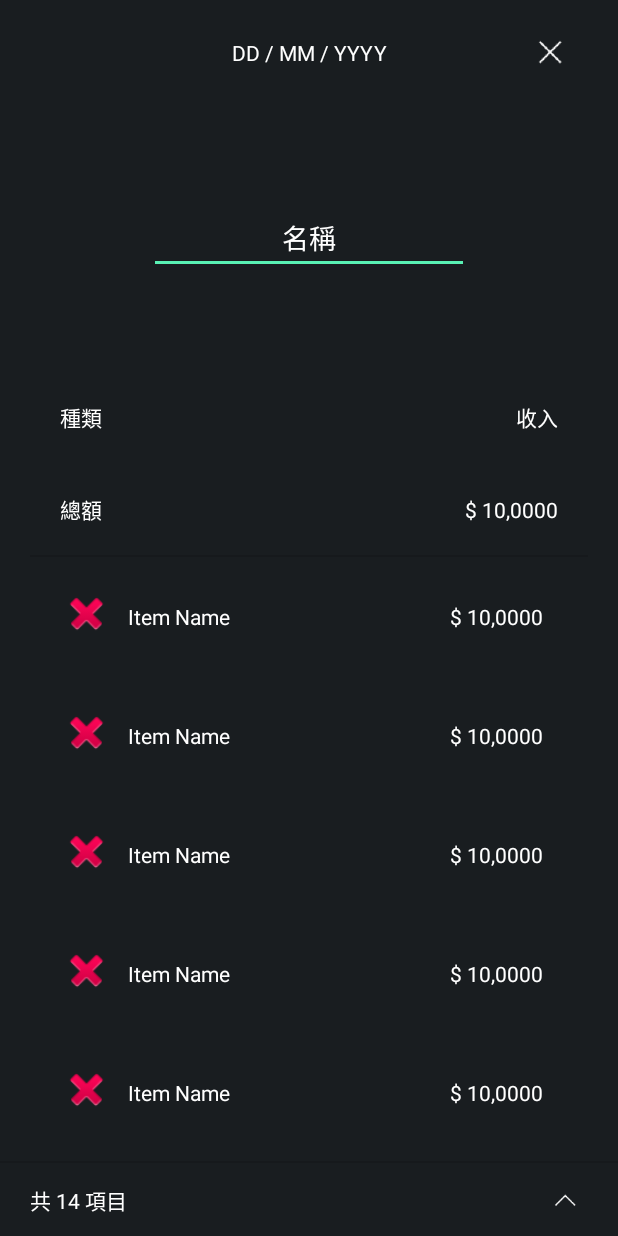
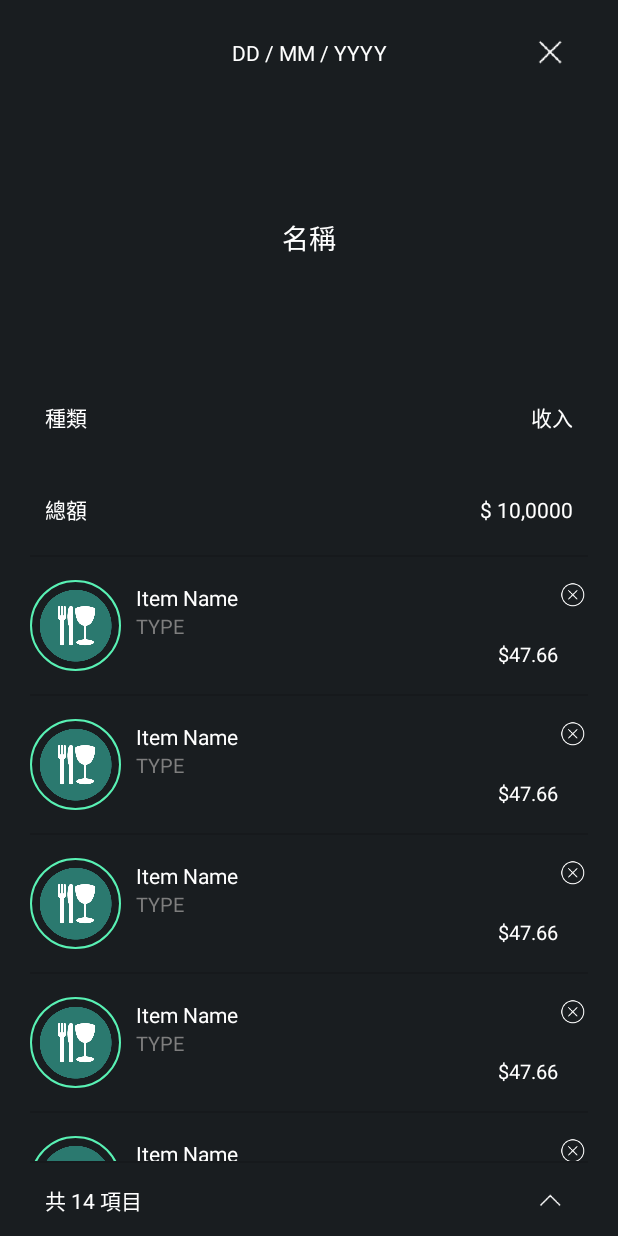
Before and after one commit to laibi0923/Receipt, an Android app: the NewRecod_Main screen opened directly, with no data from a screen before it, after a tap on an icon or button, on a phone screen of 412 x 824 dp. Run offline under Robolectric (Android 15) with nearby library versions, the phone set to English and light mode, and no system bars; 3 statements that could not run were skipped; 2 other taps on this screen came first.

Commit message:
28/3/2019

```diff
--- a/app/build.gradle
+++ b/app/build.gradle
@@ -25,12 +25,12 @@ android {
 
 dependencies {
     implementation fileTree(include: ['*.jar'], dir: 'libs')
-    implementation 'com.android.support:appcompat-v7:25.+'
+    implementation 'com.android.support:appcompat-v7:27.+'
     implementation 'com.android.support.constraint:constraint-layout:1.1.3'
     api 'junit:junit:4.12'
     //androidTestImplementation 'com.android.support.test:runner:1.0.2'
     //androidTestImplementation 'com.android.support.test.espresso:espresso-core:3.0.2'
-    implementation 'com.android.support:design:25.+'
+    implementation 'com.android.support:design:27.+'
 
     //implementation 'com.google.firebase:firebase-core:16.0.0'
     implementation 'com.google.firebase:firebase-auth:16.0.1'
--- a/app/src/main/AndroidManifest.xml
+++ b/app/src/main/AndroidManifest.xml
@@ -42,7 +42,7 @@
 
 		<activity
             android:name=".NewRecord.NewRecod_Main"
-            android:windowSoftInputMode="stateHidden" >
+            android:windowSoftInputMode="stateHidden|adjustPan" >
 
         </activity>
 
--- a/app/src/main/java/com/example/lpc/receipt/NewRecord/NewRecod_Main.java
+++ b/app/src/main/java/com/example/lpc/receipt/NewRecord/NewRecod_Main.java
@@ -209,10 +209,19 @@ public class NewRecod_Main extends AppCompatActivity implements NewRecord_Keybor
 						InputMethodManager inputMethodManager = (InputMethodManager)getSystemService(Context.INPUT_METHOD_SERVICE);
 						inputMethodManager.toggleSoftInputFromWindow(newrecord_itemname_ed.getApplicationWindowToken(),InputMethodManager.SHOW_FORCED, 0);
 
+						newrecord_itemname_ed.requestFocus();
+
 						Toast.makeText(getApplicationContext(), "Please Enter Item Name...", Toast.LENGTH_SHORT).show();
 
 					}else{
 
+						InputMethodManager imm = (InputMethodManager) getSystemService(Context.INPUT_METHOD_SERVICE);
+						imm.hideSoftInputFromWindow(getCurrentFocus().getWindowToken(), 0);
+
+						newrecord_itemname_ed.setText("");
+						newrecord_amount_ed.setText("");
+
+						mBottomSheetBehavior.setState(mBottomSheetBehavior.STATE_COLLAPSED);
 					}
 
 					break;
--- /dev/null
+++ b/app/src/main/res/drawable/c001_cirle_background.xml
@@ -0,0 +1,15 @@
+<?xml version="1.0" encoding="utf-8"?>
+<shape xmlns:android="http://schemas.android.com/apk/res/android"
+    android:shape="rectangle">
+
+    <!--<solid-->
+        <!--android:color="@color/colorPrimary"/>-->
+
+    <corners
+        android:radius="1000dp" />
+
+    <stroke
+        android:width="1dp"
+        android:color="@color/colorAccent" />
+
+</shape>
--- a/app/src/main/res/layout/c001_newrecord_bottomsheet.xml
+++ b/app/src/main/res/layout/c001_newrecord_bottomsheet.xml
@@ -9,6 +9,8 @@
 	android:background="@color/colorPrimary"
 	app:behavior_hideable="false"
 	app:behavior_peekHeight="50dp"
+	android:paddingLeft="20dp"
+	android:paddingRight="20dp"
 	app:layout_behavior="@string/bottom_sheet_behavior">
 
 	<View
@@ -26,7 +28,6 @@
 			android:id="@+id/newrecord_totalcount_btn"
 			android:layout_width="wrap_content"
 			android:layout_height="match_parent"
-			android:layout_marginLeft="10dp"
 			android:layout_weight="1"
 			android:gravity="left|center"
 			android:orientation="vertical">
@@ -45,7 +46,7 @@
 		<RelativeLayout
 			android:layout_height="50dp"
 			android:layout_width="50dp"
-			android:layout_marginRight="10dp"
+
 			android:id="@+id/newrecord_bottomsheet_toggle">
 
 			<ImageView
@@ -61,92 +62,99 @@
 	</LinearLayout>
 
 	<LinearLayout
-		android:layout_height="wrap_content"
+		android:layout_height="match_parent"
 		android:layout_width="match_parent"
+		android:layout_weight="1"
 		android:orientation="vertical">
 
 		<LinearLayout
 			android:layout_height="wrap_content"
 			android:layout_width="match_parent"
+			android:layout_weight="1"
+			android:orientation="horizontal"
+			android:paddingTop="10dp"
+			android:paddingBottom="10dp"
+			android:gravity="center">
+
+			<LinearLayout
+				android:layout_height="wrap_content"
+				android:layout_width="wrap_content"
+				android:background="@drawable/c001_cirle_background"
 				android:orientation="vertical"
-			android:gravity="center">
+				android:gravity="center"
+				android:id="@+id/newrecord_type_btn">
+
+				<ImageView
+					android:id="@+id/newrecord_type_img"
+					android:layout_width="120dp"
+					android:layout_height="120dp"
+					android:layout_margin="5dp"
+					android:src="@drawable/ic_food"/>
+
+			</LinearLayout>
 
 			<LinearLayout
 				android:layout_height="match_parent"
 				android:layout_width="match_parent"
+				android:paddingLeft="15dp"
 				android:layout_weight="1"
+				android:gravity="center"
 				android:orientation="vertical">
 
 				<EditText
-					android:layout_height="match_parent"
+					android:layout_height="wrap_content"
 					android:layout_width="match_parent"
 					android:background="@android:color/transparent"
 					android:textColor="#FFFFFF"
-					android:hint="名稱"
+					android:hint="物品名稱"
 					android:textColorHint="#FFFFFF"
 					android:singleLine="true"
-					android:gravity="center"
-					android:padding="15dp"
-					android:layout_marginLeft="10dp"
-					android:layout_marginRight="10dp"
+					android:gravity="center|left"
+					android:padding="10dp"
+					android:textSize="15dp"
+					android:imeOptions="actionDone"
 					android:id="@+id/newrecord_itemname_ed"/>
+
+				<TextView
+					android:layout_width="match_parent"
+					android:layout_height="wrap_content"
+					android:padding="10dp"
+					android:maxLines="3"
+					android:ellipsize="end"
+					android:hint="備註"
+					android:textColorHint="#7E7E7E"
+					android:textColor="#7E7E7E"/>
 
 			</LinearLayout>
 
-			<View
-				android:background="?android:attr/dividerVertical"
-				android:layout_height="1dp"
-				android:layout_width="match_parent"/>
+
+		</LinearLayout>
 
 		<LinearLayout
+			android:layout_width="match_parent"
 			android:layout_height="wrap_content"
-				android:layout_width="wrap_content"
-				android:padding="10dp"
-				android:orientation="vertical"
+			android:layout_weight="1"
+			android:paddingTop="10dp"
+			android:paddingBottom="10dp"
 			android:gravity="center"
-				android:layout_marginTop="10dp"
-				android:id="@+id/newrecord_type_btn">
-
-				<ImageView
-					android:id="@+id/newrecord_type_img"
-					android:layout_width="100dp"
-					android:layout_height="100dp"
-					android:src="@drawable/ic_food"/>
+			android:orientation="horizontal">
 
 			<TextView
 				android:layout_height="wrap_content"
 				android:layout_width="wrap_content"
-					android:text="未分類"
-					android:gravity="center"
-					android:layout_marginTop="10dp"
-					android:textColor="#FFFFFF"
-					android:id="@+id/newrecord_type_tv"/>
-
-			</LinearLayout>
-
-			<LinearLayout
-				android:layout_height="wrap_content"
-				android:layout_width="match_parent"
-				android:orientation="horizontal"
-				android:gravity="center"
-				android:paddingBottom="10dp">
-
-				<TextView
-					android:layout_height="match_parent"
-					android:layout_width="wrap_content"
 				android:text="HKD"
 				android:gravity="center"
 				android:textColor="#FFFFFF"
-					android:padding="10dp"
-					android:textSize="25sp"/>
+				android:padding="10dp"/>
 
 			<EditText
 				android:layout_height="wrap_content"
 				android:layout_width="wrap_content"
+
 				android:background="@android:color/transparent"
 				android:textColor="#FFFFFF"
 				android:textSize="25sp"
-					android:gravity="center"
+				android:gravity="center|right"
 				android:enabled="false"
 				android:inputType="numberDecimal"
 				android:singleLine="true"
@@ -158,21 +166,15 @@
 
 		</LinearLayout>
 
-		</LinearLayout>
+
 
 	</LinearLayout>
-
-	<RelativeLayout
-		android:layout_height="wrap_content"
-		android:layout_width="match_parent"
-		android:background="#000000"
-		android:padding="10dp"
-		android:visibility="gone"/>
 
 	<View
 		android:background="?android:attr/dividerVertical"
 		android:layout_height="1dp"
 		android:layout_width="match_parent"/>
+
 
 	<android.support.v4.view.ViewPager
 		android:layout_width="match_parent"
@@ -180,10 +182,7 @@
 		android:layout_weight="1"
 		android:id="@+id/newrecord_viewpage"/>
 
-	<View
-		android:background="?android:attr/dividerVertical"
-		android:layout_height="1dp"
-		android:layout_width="match_parent"/>
+
 
 	<LinearLayout
 		android:layout_height="wrap_content"
--- a/app/src/main/res/layout/c001_newrecord_maincontent.xml
+++ b/app/src/main/res/layout/c001_newrecord_maincontent.xml
@@ -82,11 +82,13 @@
 
 				<EditText
 					android:layout_height="wrap_content"
-					android:layout_width="wrap_content"
-					android:ems="10"
+					android:layout_width="match_parent"
+					android:background="@android:color/transparent"
+					android:padding="10dp"
 					android:hint="名稱"
 					android:textColor="#FFFFFF"
 					android:textColorHint="#FFFFFF"
+					android:imeOptions="actionDone"
 					android:gravity="center"/>
 
 			</LinearLayout>
@@ -95,8 +97,8 @@
 				android:layout_height="wrap_content"
 				android:layout_width="match_parent"
 				android:orientation="horizontal"
-				android:padding="10dp"
-				android:paddingLeft="10dp">
+				android:paddingTop="10dp"
+				android:paddingBottom="10dp">
 
 				<TextView
 					android:layout_height="wrap_content"
@@ -120,7 +122,8 @@
 				android:layout_height="wrap_content"
 				android:layout_width="match_parent"
 				android:orientation="horizontal"
-				android:padding="10dp">
+				android:paddingTop="10dp"
+				android:paddingBottom="10dp">
 
 				<TextView
 					android:layout_height="wrap_content"
@@ -147,215 +150,444 @@
 			android:layout_height="1dp"
 			android:layout_width="match_parent"/>
 
+
+		<LinearLayout
+			android:layout_width="match_parent"
+			android:layout_height="wrap_content"
+			android:orientation="horizontal"
+			android:gravity="center"
+			android:paddingTop="15dp"
+			android:paddingBottom="15dp">
+
+			<LinearLayout
+				android:layout_width="wrap_content"
+				android:layout_height="wrap_content"
+				android:background="@drawable/c001_cirle_background">
+
+				<ImageView
+					android:layout_height="50dp"
+					android:layout_width="50dp"
+					android:layout_margin="5dp"
+					android:src="@drawable/ic_food"/>
+
+			</LinearLayout>
+
+
 			<LinearLayout
 				android:layout_height="wrap_content"
-			android:layout_width="match_parent"
-			android:orientation="horizontal"
-			android:padding="10dp"
-			android:layout_margin="10dp">
-
-			<ImageView
-				android:layout_height="35dp"
-				android:layout_width="35dp"
-				android:src="@android:drawable/ic_delete"/>
+				android:layout_width="wrap_content"
+				android:layout_weight="1"
+				android:paddingLeft="10dp"
+				android:orientation="vertical">
 
 				<TextView
 					android:layout_height="wrap_content"
-				android:layout_width="wrap_content"
+					android:layout_width="match_parent"
 					android:text="Item Name"
-				android:padding="10dp"
 					android:textColor="#FFFFFF"/>
 
 				<TextView
 					android:layout_height="wrap_content"
-				android:layout_width="wrap_content"
-				android:text="$ 10,0000"
-				android:padding="10dp"
-				android:layout_weight="1.0"
-				android:gravity="right"
-				android:textColor="#FFFFFF"/>
+					android:layout_width="match_parent"
+					android:textSize="13dp"
+					android:text="TYPE"
+					android:textColor="#7E7E7E"/>
+
+				<TextView
+					android:layout_height="wrap_content"
+					android:layout_width="match_parent"
+					android:gravity="center|right"
+					android:textSize="13dp"
+					android:singleLine="true"
+					android:ellipsize="end"
+					android:text="$47.66"
+					android:textColor="@color/text_color_1"/>
 
 			</LinearLayout>
 
+			<RelativeLayout
+				android:layout_width="20dp"
+				android:layout_height="match_parent">
+
+				<ImageView
+					android:layout_width="20dp"
+					android:layout_height="20dp"
+					android:tint="@color/text_color_1"
+					android:src="@mipmap/ic_delete"/>
+
+			</RelativeLayout>
+
+		</LinearLayout>
+
+		<View
+			android:background="?android:attr/dividerVertical"
+			android:layout_height="1dp"
+			android:layout_width="match_parent"/>
+
+		<LinearLayout
+			android:layout_width="match_parent"
+			android:layout_height="wrap_content"
+			android:orientation="horizontal"
+			android:gravity="center"
+			android:paddingTop="15dp"
+			android:paddingBottom="15dp">
+
+			<LinearLayout
+				android:layout_width="wrap_content"
+				android:layout_height="wrap_content"
+				android:background="@drawable/c001_cirle_background">
+
+				<ImageView
+					android:layout_height="50dp"
+					android:layout_width="50dp"
+					android:layout_margin="5dp"
+					android:src="@drawable/ic_food"/>
+
+			</LinearLayout>
+
+
 			<LinearLayout
 				android:layout_height="wrap_content"
-			android:layout_width="match_parent"
-			android:orientation="horizontal"
-			android:padding="10dp"
-			android:layout_margin="10dp">
-
-			<ImageView
-				android:layout_height="35dp"
-				android:layout_width="35dp"
-				android:src="@android:drawable/ic_delete"/>
+				android:layout_width="wrap_content"
+				android:layout_weight="1"
+				android:paddingLeft="10dp"
+				android:orientation="vertical">
 
 				<TextView
 					android:layout_height="wrap_content"
-				android:layout_width="wrap_content"
+					android:layout_width="match_parent"
 					android:text="Item Name"
-				android:padding="10dp"
 					android:textColor="#FFFFFF"/>
 
 				<TextView
 					android:layout_height="wrap_content"
-				android:layout_width="wrap_content"
-				android:text="$ 10,0000"
-				android:padding="10dp"
-				android:layout_weight="1.0"
-				android:gravity="right"
-				android:textColor="#FFFFFF"/>
+					android:layout_width="match_parent"
+					android:textSize="13dp"
+					android:text="TYPE"
+					android:textColor="#7E7E7E"/>
+
+				<TextView
+					android:layout_height="wrap_content"
+					android:layout_width="match_parent"
+					android:gravity="center|right"
+					android:textSize="13dp"
+					android:singleLine="true"
+					android:ellipsize="end"
+					android:text="$47.66"
+					android:textColor="@color/text_color_1"/>
 
 			</LinearLayout>
 
+			<RelativeLayout
+				android:layout_width="20dp"
+				android:layout_height="match_parent">
+
+				<ImageView
+					android:layout_width="20dp"
+					android:layout_height="20dp"
+					android:tint="@color/text_color_1"
+					android:src="@mipmap/ic_delete"/>
+
+			</RelativeLayout>
+
+		</LinearLayout>
+
+		<View
+			android:background="?android:attr/dividerVertical"
+			android:layout_height="1dp"
+			android:layout_width="match_parent"/>
+
+		<LinearLayout
+			android:layout_width="match_parent"
+			android:layout_height="wrap_content"
+			android:orientation="horizontal"
+			android:gravity="center"
+			android:paddingTop="15dp"
+			android:paddingBottom="15dp">
+
+			<LinearLayout
+				android:layout_width="wrap_content"
+				android:layout_height="wrap_content"
+				android:background="@drawable/c001_cirle_background">
+
+				<ImageView
+					android:layout_height="50dp"
+					android:layout_width="50dp"
+					android:layout_margin="5dp"
+					android:src="@drawable/ic_food"/>
+
+			</LinearLayout>
+
+
 			<LinearLayout
 				android:layout_height="wrap_content"
-			android:layout_width="match_parent"
-			android:orientation="horizontal"
-			android:padding="10dp"
-			android:layout_margin="10dp">
-
-			<ImageView
-				android:layout_height="35dp"
-				android:layout_width="35dp"
-				android:src="@android:drawable/ic_delete"/>
+				android:layout_width="wrap_content"
+				android:layout_weight="1"
+				android:paddingLeft="10dp"
+				android:orientation="vertical">
 
 				<TextView
 					android:layout_height="wrap_content"
-				android:layout_width="wrap_content"
+					android:layout_width="match_parent"
 					android:text="Item Name"
-				android:padding="10dp"
 					android:textColor="#FFFFFF"/>
 
 				<TextView
 					android:layout_height="wrap_content"
-				android:layout_width="wrap_content"
-				android:text="$ 10,0000"
-				android:padding="10dp"
-				android:layout_weight="1.0"
-				android:gravity="right"
-				android:textColor="#FFFFFF"/>
+					android:layout_width="match_parent"
+					android:textSize="13dp"
+					android:text="TYPE"
+					android:textColor="#7E7E7E"/>
+
+				<TextView
+					android:layout_height="wrap_content"
+					android:layout_width="match_parent"
+					android:gravity="center|right"
+					android:textSize="13dp"
+					android:singleLine="true"
+					android:ellipsize="end"
+					android:text="$47.66"
+					android:textColor="@color/text_color_1"/>
 
 			</LinearLayout>
 
+			<RelativeLayout
+				android:layout_width="20dp"
+				android:layout_height="match_parent">
+
+				<ImageView
+					android:layout_width="20dp"
+					android:layout_height="20dp"
+					android:tint="@color/text_color_1"
+					android:src="@mipmap/ic_delete"/>
+
+			</RelativeLayout>
+
+		</LinearLayout>
+
+		<View
+			android:background="?android:attr/dividerVertical"
+			android:layout_height="1dp"
+			android:layout_width="match_parent"/>
+
+		<LinearLayout
+			android:layout_width="match_parent"
+			android:layout_height="wrap_content"
+			android:orientation="horizontal"
+			android:gravity="center"
+			android:paddingTop="15dp"
+			android:paddingBottom="15dp">
+
+			<LinearLayout
+				android:layout_width="wrap_content"
+				android:layout_height="wrap_content"
+				android:background="@drawable/c001_cirle_background">
+
+				<ImageView
+					android:layout_height="50dp"
+					android:layout_width="50dp"
+					android:layout_margin="5dp"
+					android:src="@drawable/ic_food"/>
+
+			</LinearLayout>
+
+
 			<LinearLayout
 				android:layout_height="wrap_content"
-			android:layout_width="match_parent"
-			android:orientation="horizontal"
-			android:padding="10dp"
-			android:layout_margin="10dp">
-
-			<ImageView
-				android:layout_height="35dp"
-				android:layout_width="35dp"
-				android:src="@android:drawable/ic_delete"/>
+				android:layout_width="wrap_content"
+				android:layout_weight="1"
+				android:paddingLeft="10dp"
+				android:orientation="vertical">
 
 				<TextView
 					android:layout_height="wrap_content"
-				android:layout_width="wrap_content"
+					android:layout_width="match_parent"
 					android:text="Item Name"
-				android:padding="10dp"
 					android:textColor="#FFFFFF"/>
 
 				<TextView
 					android:layout_height="wrap_content"
-				android:layout_width="wrap_content"
-				android:text="$ 10,0000"
-				android:padding="10dp"
-				android:layout_weight="1.0"
-				android:gravity="right"
-				android:textColor="#FFFFFF"/>
+					android:layout_width="match_parent"
+					android:textSize="13dp"
+					android:text="TYPE"
+					android:textColor="#7E7E7E"/>
+
+				<TextView
+					android:layout_height="wrap_content"
+					android:layout_width="match_parent"
+					android:gravity="center|right"
+					android:textSize="13dp"
+					android:singleLine="true"
+					android:ellipsize="end"
+					android:text="$47.66"
+					android:textColor="@color/text_color_1"/>
 
 			</LinearLayout>
 
+			<RelativeLayout
+				android:layout_width="20dp"
+				android:layout_height="match_parent">
+
+				<ImageView
+					android:layout_width="20dp"
+					android:layout_height="20dp"
+					android:tint="@color/text_color_1"
+					android:src="@mipmap/ic_delete"/>
+
+			</RelativeLayout>
+
+		</LinearLayout>
+
+		<View
+			android:background="?android:attr/dividerVertical"
+			android:layout_height="1dp"
+			android:layout_width="match_parent"/>
+
+		<LinearLayout
+			android:layout_width="match_parent"
+			android:layout_height="wrap_content"
+			android:orientation="horizontal"
+			android:gravity="center"
+			android:paddingTop="15dp"
+			android:paddingBottom="15dp">
+
+			<LinearLayout
+				android:layout_width="wrap_content"
+				android:layout_height="wrap_content"
+				android:background="@drawable/c001_cirle_background">
+
+				<ImageView
+					android:layout_height="50dp"
+					android:layout_width="50dp"
+					android:layout_margin="5dp"
+					android:src="@drawable/ic_food"/>
+
+			</LinearLayout>
+
+
 			<LinearLayout
 				android:layout_height="wrap_content"
-			android:layout_width="match_parent"
-			android:orientation="horizontal"
-			android:padding="10dp"
-			android:layout_margin="10dp">
-
-			<ImageView
-				android:layout_height="35dp"
-				android:layout_width="35dp"
-				android:src="@android:drawable/ic_delete"/>
+				android:layout_width="wrap_content"
+				android:layout_weight="1"
+				android:paddingLeft="10dp"
+				android:orientation="vertical">
 
 				<TextView
 					android:layout_height="wrap_content"
-				android:layout_width="wrap_content"
+					android:layout_width="match_parent"
 					android:text="Item Name"
-				android:padding="10dp"
 					android:textColor="#FFFFFF"/>
 
 				<TextView
 					android:layout_height="wrap_content"
-				android:layout_width="wrap_content"
-				android:text="$ 10,0000"
-				android:padding="10dp"
-				android:layout_weight="1.0"
-				android:gravity="right"
-				android:textColor="#FFFFFF"/>
+					android:layout_width="match_parent"
+					android:textSize="13dp"
+					android:text="TYPE"
+					android:textColor="#7E7E7E"/>
+
+				<TextView
+					android:layout_height="wrap_content"
+					android:layout_width="match_parent"
+					android:gravity="center|right"
+					android:textSize="13dp"
+					android:singleLine="true"
+					android:ellipsize="end"
+					android:text="$47.66"
+					android:textColor="@color/text_color_1"/>
 
 			</LinearLayout>
 
+			<RelativeLayout
+				android:layout_width="20dp"
+				android:layout_height="match_parent">
+
+				<ImageView
+					android:layout_width="20dp"
+					android:layout_height="20dp"
+					android:tint="@color/text_color_1"
+					android:src="@mipmap/ic_delete"/>
+
+			</RelativeLayout>
+
+		</LinearLayout>
+
+		<View
+			android:background="?android:attr/dividerVertical"
+			android:layout_height="1dp"
+			android:layout_width="match_parent"/>
+
+		<LinearLayout
+			android:layout_width="match_parent"
+			android:layout_height="wrap_content"
+			android:orientation="horizontal"
+			android:gravity="center"
+			android:paddingTop="15dp"
+			android:paddingBottom="15dp">
+
+			<LinearLayout
+				android:layout_width="wrap_content"
+				android:layout_height="wrap_content"
+				android:background="@drawable/c001_cirle_background">
+
+				<ImageView
+					android:layout_height="50dp"
+					android:layout_width="50dp"
+					android:layout_margin="5dp"
+					android:src="@drawable/ic_food"/>
+
+			</LinearLayout>
+
+
 			<LinearLayout
 				android:layout_height="wrap_content"
-			android:layout_width="match_parent"
-			android:orientation="horizontal"
-			android:padding="10dp"
-			android:layout_margin="10dp">
-
-			<ImageView
-				android:layout_height="35dp"
-				android:layout_width="35dp"
-				android:src="@android:drawable/ic_delete"/>
+				android:layout_width="wrap_content"
+				android:layout_weight="1"
+				android:paddingLeft="10dp"
+				android:orientation="vertical">
 
 				<TextView
 					android:layout_height="wrap_content"
-				android:layout_width="wrap_content"
+					android:layout_width="match_parent"
 					android:text="Item Name"
-				android:padding="10dp"
 					android:textColor="#FFFFFF"/>
 
 				<TextView
 					android:layout_height="wrap_content"
-				android:layout_width="wrap_content"
-				android:text="$ 10,0000"
-				android:padding="10dp"
-				android:layout_weight="1.0"
-				android:gravity="right"
-				android:textColor="#FFFFFF"/>
+					android:layout_width="match_parent"
+					android:textSize="13dp"
+					android:text="TYPE"
+					android:textColor="#7E7E7E"/>
+
+				<TextView
+					android:layout_height="wrap_content"
+					android:layout_width="match_parent"
+					android:gravity="center|right"
+					android:textSize="13dp"
+					android:singleLine="true"
+					android:ellipsize="end"
+					android:text="$47.66"
+					android:textColor="@color/text_color_1"/>
 
 			</LinearLayout>
 
-		<LinearLayout
-			android:layout_height="wrap_content"
-			android:layout_width="match_parent"
-			android:orientation="horizontal"
-			android:padding="10dp"
-			android:layout_margin="10dp">
+			<RelativeLayout
+				android:layout_width="20dp"
+				android:layout_height="match_parent">
 
 				<ImageView
-				android:layout_height="35dp"
-				android:layout_width="35dp"
-				android:src="@android:drawable/ic_delete"/>
+					android:layout_width="20dp"
+					android:layout_height="20dp"
+					android:tint="@color/text_color_1"
+					android:src="@mipmap/ic_delete"/>
 
-			<TextView
-				android:layout_height="wrap_content"
-				android:layout_width="wrap_content"
-				android:text="Item Name"
-				android:padding="10dp"
-				android:textColor="#FFFFFF"/>
-
-			<TextView
-				android:layout_height="wrap_content"
-				android:layout_width="wrap_content"
-				android:text="$ 10,0000"
-				android:padding="10dp"
-				android:layout_weight="1.0"
-				android:gravity="right"
-				android:textColor="#FFFFFF"/>
+			</RelativeLayout>
 
 		</LinearLayout>
+
+
+
+
+
 
 		<View
 			android:background="?android:attr/dividerVertical"
@@ -366,9 +598,9 @@
 			android:layout_height="wrap_content"
 			android:layout_width="match_parent"
 			android:orientation="vertical"
-			android:padding="15dp"
+			android:padding="10dp"
 			android:gravity="center"
-			android:layout_marginTop="10dp"
+			android:layout_marginTop="30dp"
 			android:layout_marginLeft="10dp"
 			android:layout_marginRight="10dp"
 			android:layout_marginBottom="120dp"
```
Lines whose indentation alone changed are shown as unchanged.
